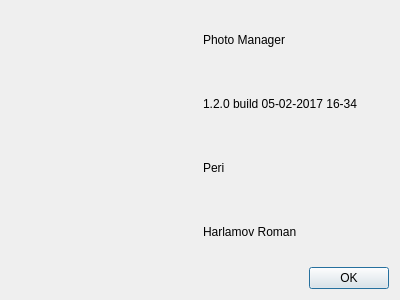
Above: PhotoManager/aboutwindow.ui from pphprj/periphotoproject before the change. Below: the same form after it.
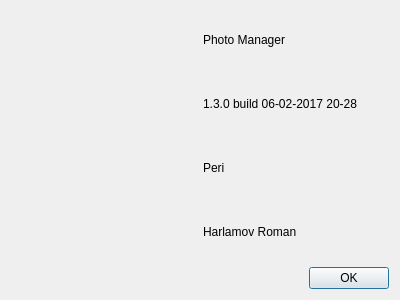
That is the form after the change.

Diff of the .ui file:
```diff
--- a/PhotoManager/aboutwindow.ui
+++ b/PhotoManager/aboutwindow.ui
@@ -26,7 +26,7 @@
      <item row="1" column="1">
       <widget class="QLabel" name="labelVersion">
        <property name="text">
-        <string>1.2.0 build 05-02-2017 16-34</string>
+        <string>1.3.0 build 06-02-2017 20-28</string>
        </property>
       </widget>
      </item>
```
